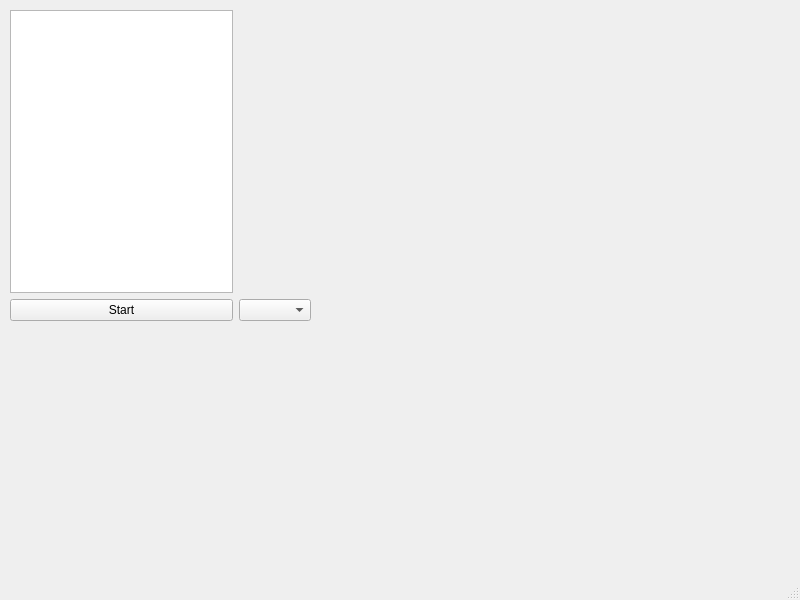
thechosenone98/STM32-AI, file Python/ApplicationWindow.ui: the form before one commit.
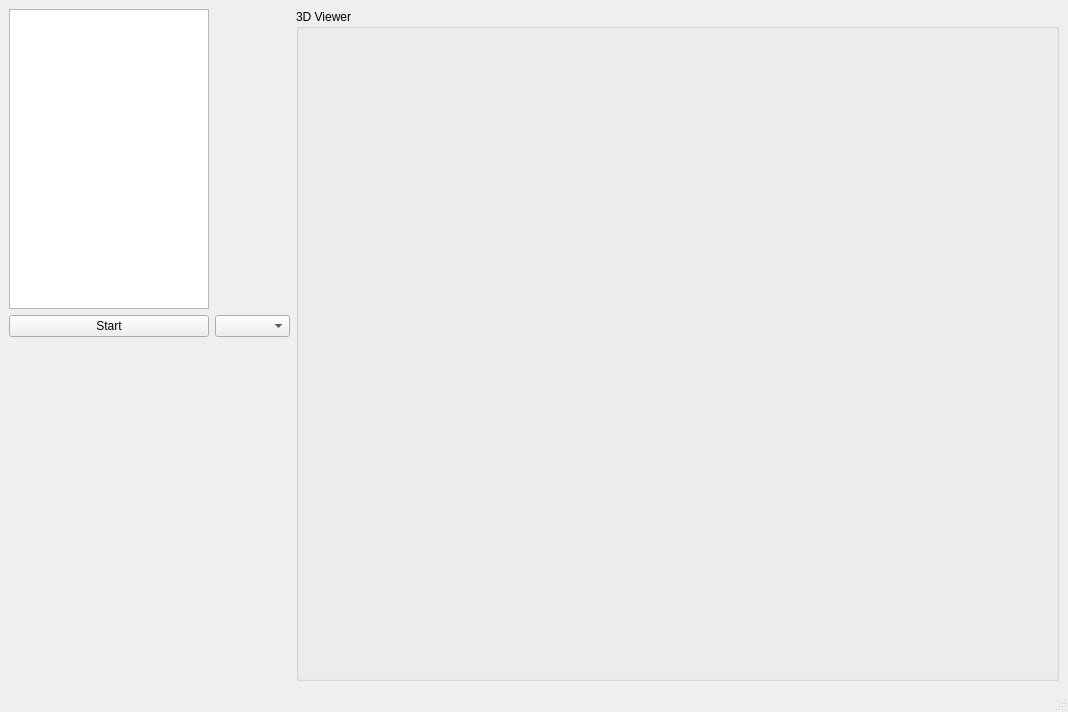
The form after the commit.

Commit message: Added a plot to the Python application to see the accelerometer orientation live

What changed in the file:
```diff
--- a/Python/ApplicationWindow.ui
+++ b/Python/ApplicationWindow.ui
@@ -6,40 +6,109 @@
    <rect>
     <x>0</x>
     <y>0</y>
-    <width>800</width>
-    <height>600</height>
+    <width>1068</width>
+    <height>712</height>
    </rect>
   </property>
   <property name="windowTitle">
    <string>MainWindow</string>
   </property>
   <widget class="QWidget" name="centralwidget">
-   <widget class="QWidget" name="horizontalLayoutWidget">
-    <property name="geometry">
-     <rect>
-      <x>10</x>
-      <y>10</y>
-      <width>301</width>
-      <height>311</height>
-     </rect>
-    </property>
-    <layout class="QHBoxLayout" name="horizontalLayout">
+   <layout class="QHBoxLayout" name="horizontalLayout_5">
      <item>
+     <layout class="QGridLayout" name="gridLayout">
+      <item row="0" column="1">
+       <widget class="QGroupBox" name="gb_graphViewer">
+        <property name="sizePolicy">
+         <sizepolicy hsizetype="MinimumExpanding" vsizetype="Preferred">
+          <horstretch>0</horstretch>
+          <verstretch>0</verstretch>
+         </sizepolicy>
+        </property>
+        <property name="title">
+         <string>3D Viewer</string>
+        </property>
+        <layout class="QVBoxLayout" name="verticalLayout_3"/>
+       </widget>
+      </item>
+      <item row="0" column="0">
       <layout class="QVBoxLayout" name="verticalLayout">
+        <property name="sizeConstraint">
+         <enum>QLayout::SetMinimumSize</enum>
+        </property>
        <item>
-        <widget class="QListWidget" name="lsw_Terminal"/>
-       </item>
+         <widget class="QListWidget" name="lsw_Terminal">
+          <property name="sizePolicy">
+           <sizepolicy hsizetype="Minimum" vsizetype="Minimum">
+            <horstretch>0</horstretch>
+            <verstretch>0</verstretch>
+           </sizepolicy>
+          </property>
+          <property name="minimumSize">
+           <size>
+            <width>200</width>
+            <height>300</height>
+           </size>
+          </property>
+          <property name="maximumSize">
+           <size>
+            <width>200</width>
+            <height>300</height>
+           </size>
+          </property>
+         </widget>
+        </item>
+        <item>
+         <layout class="QHBoxLayout" name="horizontalLayout">
        <item>
         <widget class="QPushButton" name="btn_StartStop">
+            <property name="sizePolicy">
+             <sizepolicy hsizetype="Preferred" vsizetype="Fixed">
+              <horstretch>0</horstretch>
+              <verstretch>0</verstretch>
+             </sizepolicy>
+            </property>
+            <property name="minimumSize">
+             <size>
+              <width>200</width>
+              <height>0</height>
+             </size>
+            </property>
+            <property name="maximumSize">
+             <size>
+              <width>200</width>
+              <height>16777215</height>
+             </size>
+            </property>
          <property name="text">
           <string>Start</string>
          </property>
         </widget>
        </item>
-      </layout>
-     </item>
      <item>
-      <layout class="QVBoxLayout" name="verticalLayout_4">
+           <widget class="QComboBox" name="cmb_comPort">
+            <property name="sizePolicy">
+             <sizepolicy hsizetype="Preferred" vsizetype="Fixed">
+              <horstretch>0</horstretch>
+              <verstretch>0</verstretch>
+             </sizepolicy>
+            </property>
+            <property name="minimumSize">
+             <size>
+              <width>75</width>
+              <height>0</height>
+             </size>
+            </property>
+            <property name="maximumSize">
+             <size>
+              <width>100</width>
+              <height>16777215</height>
+             </size>
+            </property>
+           </widget>
+          </item>
+         </layout>
+        </item>
        <item>
         <spacer name="verticalSpacer">
          <property name="orientation">
@@ -53,13 +122,11 @@
          </property>
         </spacer>
        </item>
-       <item>
-        <widget class="QComboBox" name="cmb_comPort"/>
+       </layout>
        </item>
       </layout>
      </item>
     </layout>
-   </widget>
   </widget>
   <widget class="QMenuBar" name="menubar">
    <property name="geometry">
```
Left out of the diff: 2 changed lines with no effect on the pictures. Lines whose indentation alone changed are shown as unchanged. The commit also changes 10 other files.
